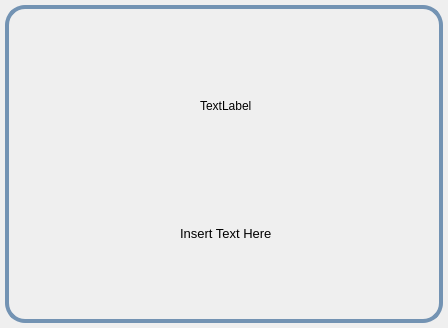
This is PDFPreview/gui/dialogs/ui_about.ui in FlyBoy8869/PDFPreview as Qt 5 draws it before an edit. The edited form follows.
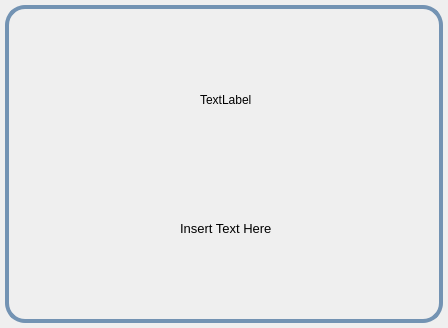
This is the edited form.

Commit message: Fixes about dialog size issue.

Diff of the .ui file:
```diff
--- a/PDFPreview/gui/dialogs/ui_about.ui
+++ b/PDFPreview/gui/dialogs/ui_about.ui
@@ -100,7 +100,7 @@
         <property name="maximumSize">
          <size>
           <width>16777215</width>
-          <height>111</height>
+          <height>16777215</height>
          </size>
         </property>
         <property name="frameShape">
```
Left out of the diff: 2 changed lines with no effect on the pictures. The commit also changes 4 other files.
